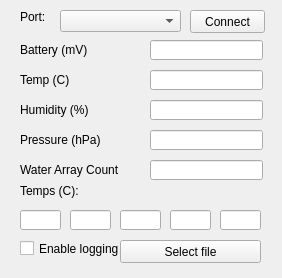
First picture: the form in gui/IOTBuoyLogger/widget.ui, repository huukit/IOTBuoy, before the edit.
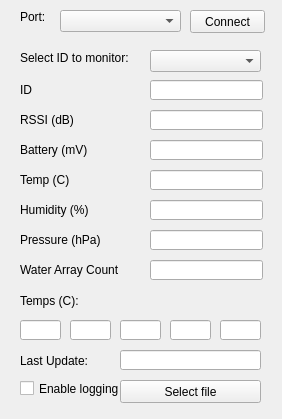
Second picture: the form after the edit.

Commit message: Added some more functionality as the ID and RSSI view.

```diff
--- a/gui/IOTBuoyLogger/widget.ui
+++ b/gui/IOTBuoyLogger/widget.ui
@@ -7,7 +7,7 @@
     <x>0</x>
     <y>0</y>
     <width>282</width>
-    <height>278</height>
+    <height>419</height>
    </rect>
   </property>
   <property name="windowTitle">
@@ -53,7 +53,7 @@
    <property name="geometry">
     <rect>
      <x>150</x>
-     <y>40</y>
+     <y>140</y>
      <width>113</width>
      <height>20</height>
     </rect>
@@ -63,7 +63,7 @@
    <property name="geometry">
     <rect>
      <x>150</x>
-     <y>70</y>
+     <y>170</y>
      <width>113</width>
      <height>20</height>
     </rect>
@@ -73,7 +73,7 @@
    <property name="geometry">
     <rect>
      <x>150</x>
-     <y>100</y>
+     <y>200</y>
      <width>113</width>
      <height>20</height>
     </rect>
@@ -83,7 +83,7 @@
    <property name="geometry">
     <rect>
      <x>150</x>
-     <y>130</y>
+     <y>230</y>
      <width>113</width>
      <height>20</height>
     </rect>
@@ -93,7 +93,7 @@
    <property name="geometry">
     <rect>
      <x>150</x>
-     <y>160</y>
+     <y>260</y>
      <width>113</width>
      <height>20</height>
     </rect>
@@ -103,7 +103,7 @@
    <property name="geometry">
     <rect>
      <x>20</x>
-     <y>40</y>
+     <y>140</y>
      <width>121</width>
      <height>20</height>
     </rect>
@@ -116,7 +116,7 @@
    <property name="geometry">
     <rect>
      <x>20</x>
-     <y>70</y>
+     <y>170</y>
      <width>121</width>
      <height>20</height>
     </rect>
@@ -129,7 +129,7 @@
    <property name="geometry">
     <rect>
      <x>20</x>
-     <y>100</y>
+     <y>200</y>
      <width>121</width>
      <height>20</height>
     </rect>
@@ -142,7 +142,7 @@
    <property name="geometry">
     <rect>
      <x>20</x>
-     <y>130</y>
+     <y>230</y>
      <width>121</width>
      <height>20</height>
     </rect>
@@ -155,7 +155,7 @@
    <property name="geometry">
     <rect>
      <x>20</x>
-     <y>160</y>
+     <y>260</y>
      <width>101</width>
      <height>20</height>
     </rect>
@@ -168,7 +168,7 @@
    <property name="geometry">
     <rect>
      <x>20</x>
-     <y>210</y>
+     <y>320</y>
      <width>41</width>
      <height>20</height>
     </rect>
@@ -178,7 +178,7 @@
    <property name="geometry">
     <rect>
      <x>70</x>
-     <y>210</y>
+     <y>320</y>
      <width>41</width>
      <height>20</height>
     </rect>
@@ -188,7 +188,7 @@
    <property name="geometry">
     <rect>
      <x>120</x>
-     <y>210</y>
+     <y>320</y>
      <width>41</width>
      <height>20</height>
     </rect>
@@ -198,7 +198,7 @@
    <property name="geometry">
     <rect>
      <x>170</x>
-     <y>210</y>
+     <y>320</y>
      <width>41</width>
      <height>20</height>
     </rect>
@@ -208,7 +208,7 @@
    <property name="geometry">
     <rect>
      <x>220</x>
-     <y>210</y>
+     <y>320</y>
      <width>41</width>
      <height>20</height>
     </rect>
@@ -218,7 +218,7 @@
    <property name="geometry">
     <rect>
      <x>20</x>
-     <y>180</y>
+     <y>290</y>
      <width>71</width>
      <height>21</height>
     </rect>
@@ -231,7 +231,7 @@
    <property name="geometry">
     <rect>
      <x>20</x>
-     <y>240</y>
+     <y>380</y>
      <width>101</width>
      <height>17</height>
     </rect>
@@ -244,7 +244,7 @@
    <property name="geometry">
     <rect>
      <x>120</x>
-     <y>240</y>
+     <y>380</y>
      <width>141</width>
      <height>23</height>
     </rect>
@@ -253,6 +253,98 @@
     <string>Select file</string>
    </property>
   </widget>
+  <widget class="QLabel" name="label_8">
+   <property name="geometry">
+    <rect>
+     <x>20</x>
+     <y>350</y>
+     <width>81</width>
+     <height>21</height>
+    </rect>
+   </property>
+   <property name="text">
+    <string>Last Update:</string>
+   </property>
+  </widget>
+  <widget class="QLineEdit" name="lineLastUpdate">
+   <property name="geometry">
+    <rect>
+     <x>120</x>
+     <y>350</y>
+     <width>141</width>
+     <height>20</height>
+    </rect>
+   </property>
+  </widget>
+  <widget class="QLabel" name="label_9">
+   <property name="geometry">
+    <rect>
+     <x>20</x>
+     <y>110</y>
+     <width>121</width>
+     <height>20</height>
+    </rect>
+   </property>
+   <property name="text">
+    <string>RSSI (dB)</string>
+   </property>
+  </widget>
+  <widget class="QLabel" name="label_10">
+   <property name="geometry">
+    <rect>
+     <x>20</x>
+     <y>80</y>
+     <width>121</width>
+     <height>20</height>
+    </rect>
+   </property>
+   <property name="text">
+    <string>ID</string>
+   </property>
+  </widget>
+  <widget class="QLineEdit" name="lineRSSI">
+   <property name="geometry">
+    <rect>
+     <x>150</x>
+     <y>110</y>
+     <width>113</width>
+     <height>20</height>
+    </rect>
+   </property>
+  </widget>
+  <widget class="QLineEdit" name="lineID">
+   <property name="geometry">
+    <rect>
+     <x>150</x>
+     <y>80</y>
+     <width>113</width>
+     <height>20</height>
+    </rect>
+   </property>
+  </widget>
+  <widget class="QComboBox" name="comboID">
+   <property name="geometry">
+    <rect>
+     <x>150</x>
+     <y>50</y>
+     <width>111</width>
+     <height>22</height>
+    </rect>
+   </property>
+  </widget>
+  <widget class="QLabel" name="label_11">
+   <property name="geometry">
+    <rect>
+     <x>20</x>
+     <y>50</y>
+     <width>111</width>
+     <height>16</height>
+    </rect>
+   </property>
+   <property name="text">
+    <string>Select ID to monitor:</string>
+   </property>
+  </widget>
  </widget>
  <layoutdefault spacing="6" margin="11"/>
  <resources/>
```
The commit also changes 1 other file.
